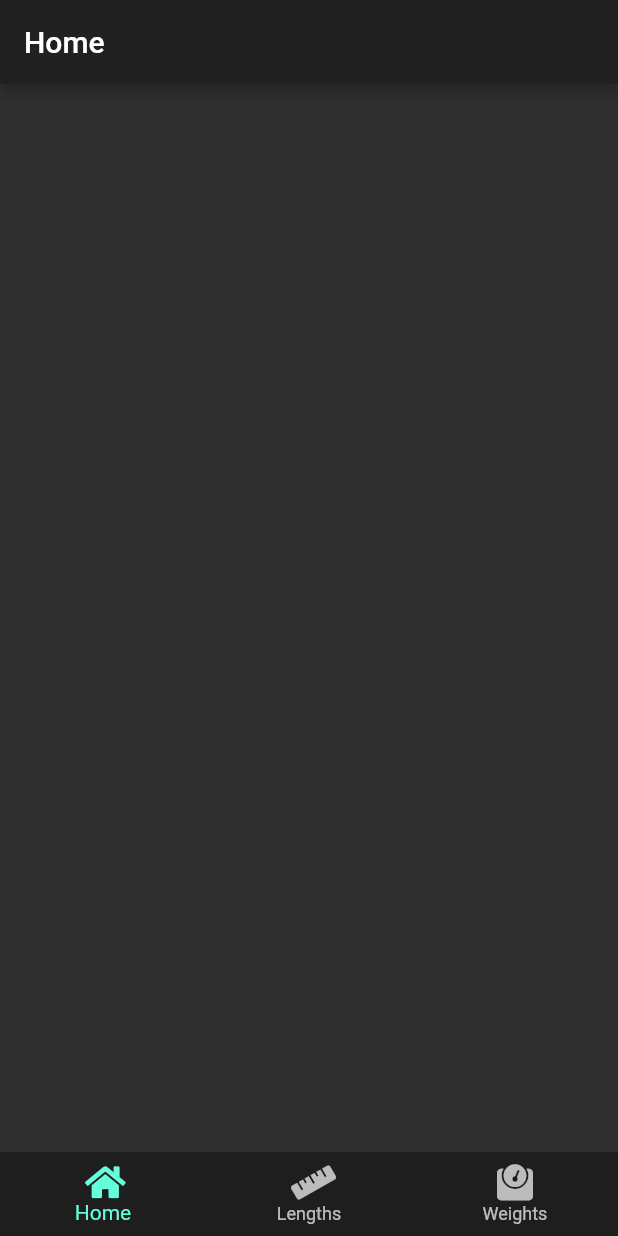
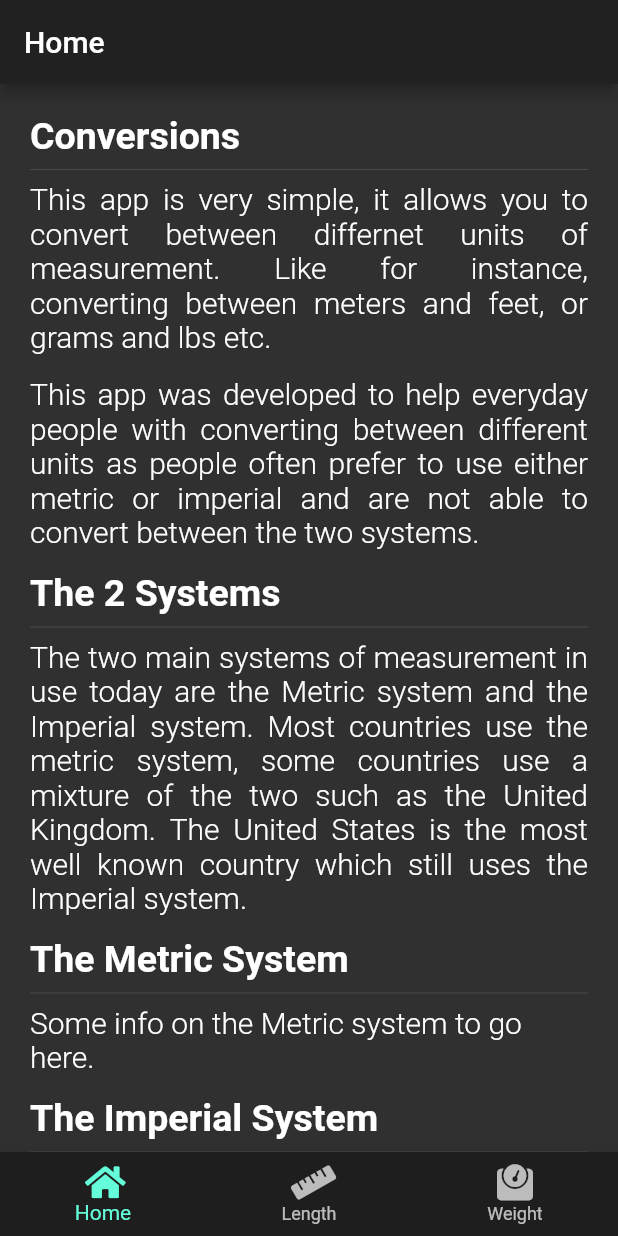
Before and after one commit to AmazonPriime/Flutter-Conversions, a Flutter app: the screen it shows after launch, on a phone screen of 412 x 824 dp. Run offline on Flutter 3.47's test engine with Material 2 defaults, Android fonts, the phone set to English and light mode, and no system bars; our stand-ins replace font_awesome_flutter.

Commit message:
Added content to home page and started to work on Length page

```diff
--- a/code/conversions/lib/components/page_widget.dart
+++ b/code/conversions/lib/components/page_widget.dart
@@ -8,6 +8,9 @@ class PageWidget extends StatelessWidget {
 
   @override
   Widget build(BuildContext context) {
-    return child;
+    return Container(
+      padding: EdgeInsets.only(left: 20, right: 20),
+      child: SingleChildScrollView(child: child)
+    );
   }
 }
--- /dev/null
+++ b/code/conversions/lib/constants.dart
@@ -0,0 +1,11 @@
+import 'package:flutter/material.dart';
+
+const kBlockTextStyle = TextStyle(
+  fontSize: 20,
+  fontWeight: FontWeight.w300
+);
+
+const kHeadingTextStyle = TextStyle(
+    fontSize: 25,
+    fontWeight: FontWeight.bold
+);
--- a/code/conversions/lib/main.dart
+++ b/code/conversions/lib/main.dart
@@ -30,10 +30,10 @@ class _NavigationManagerState extends State<NavigationManager> {
   String _pageTitle = Home.title;
 
   // list of possible navigation screens
-  static List<PageWidget> _navigationOptions = [
+  final List<PageWidget> _navigationOptions = [
     PageWidget(child: Home(), title: Home.title),
-    PageWidget(child: Lengths(), title: Lengths.title),
-    PageWidget(child: Weights(), title: Lengths.title)
+    PageWidget(child: Length(), title: Length.title),
+    PageWidget(child: Weight(), title: Weight.title)
   ];
 
   // change when new screen is selected
@@ -60,11 +60,11 @@ class _NavigationManagerState extends State<NavigationManager> {
           ),
           BottomNavigationBarItem(
               icon: Icon(FontAwesomeIcons.ruler),
-              title: Text('Lengths')
+              title: Text('Length')
           ),
           BottomNavigationBarItem(
               icon: Icon(FontAwesomeIcons.weight),
-              title: Text('Weights')
+              title: Text('Weight')
           )
         ],
         currentIndex: _selectedIndex,
--- /dev/null
+++ b/code/conversions/lib/models/length.dart
@@ -0,0 +1,3 @@
+class Length {
+
+}
--- /dev/null
+++ b/code/conversions/lib/models/weight.dart
@@ -0,0 +1,3 @@
+class Weight {
+
+}
--- a/code/conversions/lib/screens/home_screen.dart
+++ b/code/conversions/lib/screens/home_screen.dart
@@ -1,10 +1,73 @@
+import 'package:conversions/constants.dart';
 import 'package:flutter/material.dart';
 
-class Home extends StatelessWidget {
+class Home extends StatefulWidget {
   static final String title = 'Home';
 
   @override
+  _HomeState createState() => _HomeState();
+}
+
+class _HomeState extends State<Home> {
+  @override
   Widget build(BuildContext context) {
-    return Container();
+    return Column(
+      crossAxisAlignment: CrossAxisAlignment.stretch,
+      children: <Widget>[
+        SizedBox(height: 20),
+        Text(
+          'Conversions',
+          style: kHeadingTextStyle,
+        ),
+        Divider(),
+        Text(
+          'This app is very simple, it allows you to convert between differnet units of measurement. '
+          'Like for instance, converting between meters and feet, or grams and lbs etc.',
+          style: kBlockTextStyle,
+          textAlign: TextAlign.justify,
+        ),
+        SizedBox(height: 15),
+        Text(
+          'This app was developed to help everyday people with converting between different units as '
+          'people often prefer to use either metric or imperial and are not able to convert between the two systems.',
+          style: kBlockTextStyle,
+          textAlign: TextAlign.justify,
+        ),
+        SizedBox(height: 15),
+        Text(
+          'The 2 Systems',
+          style: kHeadingTextStyle,
+        ),
+        Divider(),
+        Text(
+          'The two main systems of measurement in use today are the Metric system and the Imperial system. '
+          'Most countries use the metric system, some countries use a mixture of the two such as the United Kingdom. '
+          'The United States is the most well known country which still uses the Imperial system.',
+          style: kBlockTextStyle,
+          textAlign: TextAlign.justify,
+        ),
+        SizedBox(height: 15),
+        Text(
+          'The Metric System',
+          style: kHeadingTextStyle,
+        ),
+        Divider(),
+        Text(
+          'Some info on the Metric system to go here.',
+          style: kBlockTextStyle,
+        ),
+        SizedBox(height: 15),
+        Text(
+          'The Imperial System',
+          style: kHeadingTextStyle,
+        ),
+        Divider(),
+        Text(
+          'Some info on the Imperial system to go here.',
+          style: kBlockTextStyle,
+        ),
+        SizedBox(height: 20),
+      ],
+    );
   }
 }
--- a/code/conversions/lib/screens/lengths_screen.dart
+++ b/code/conversions/lib/screens/lengths_screen.dart
@@ -1,15 +1,23 @@
+import 'package:conversions/components/unit_text_field.dart';
 import 'package:flutter/material.dart';
 
-class Lengths extends StatefulWidget {
-  static final String title = 'Lengths';
+class Length extends StatefulWidget {
+  static final String title = 'Length';
 
   @override
-  _LengthsState createState() => _LengthsState();
+  _LengthState createState() => _LengthState();
 }
 
-class _LengthsState extends State<Lengths> {
+class _LengthState extends State<Length> {
   @override
   Widget build(BuildContext context) {
-    return Container();
+    return Column(
+      crossAxisAlignment: CrossAxisAlignment.stretch,
+      children: <Widget>[
+        SizedBox(height: 10),
+        UnitField(unit: 'cm', placeholder: 'centimeters'),
+        Divider()
+      ],
+    );
   }
 }
--- a/code/conversions/lib/screens/weights_screen.dart
+++ b/code/conversions/lib/screens/weights_screen.dart
@@ -1,15 +1,18 @@
 import 'package:flutter/material.dart';
 
-class Weights extends StatefulWidget {
-  static final String title = 'Weights';
+class Weight extends StatefulWidget {
+  static final String title = 'Weight';
 
   @override
-  _WeightsState createState() => _WeightsState();
+  _WeightState createState() => _WeightState();
 }
 
-class _WeightsState extends State<Weights> {
+class _WeightState extends State<Weight> {
   @override
   Widget build(BuildContext context) {
-    return Container();
+    return Column(
+      crossAxisAlignment: CrossAxisAlignment.stretch,
+      children: <Widget>[],
+    );
   }
 }
--- a/code/conversions/pubspec.yaml
+++ b/code/conversions/pubspec.yaml
@@ -24,6 +24,7 @@ dependencies:
   # Use with the CupertinoIcons class for iOS style icons.
   cupertino_icons: ^0.1.2
   font_awesome_flutter: ^8.8.1
+  provider: ^4.0.5
 
 dev_dependencies:
   flutter_test:
```
Also changed, not shown: code/conversions/lib/components/unit_text_field.dart (added, +75 -0 lines), code/conversions/pubspec.lock.
